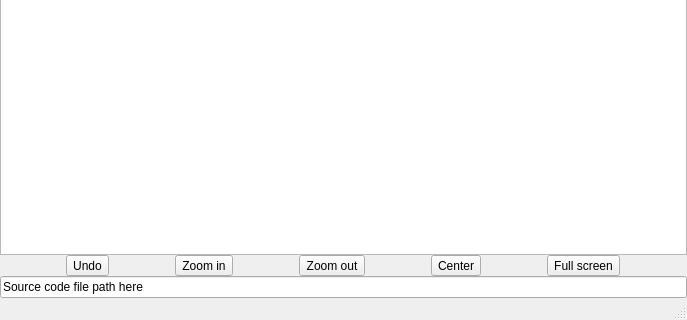
Old version of the form qiskit_metal/_gui/edit_source_ui.ui in the repository qiskit-community/qiskit-metal; both pictures show x 0 to 687 and y 236 to 556 of the 687 by 556 pixel window.
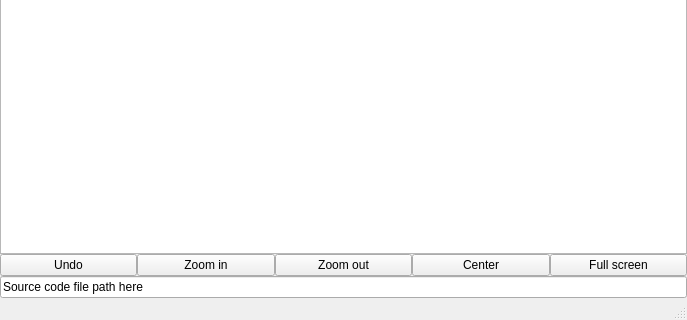
New version of the form. Icons and pictures are not drawn. Custom widgets are drawn as their Qt base class.

Commit message: GUI: Fixed source editor widget.  Added curson centering to make function

The edit to the form file:
```diff
--- a/qiskit_metal/_gui/edit_source_ui.ui
+++ b/qiskit_metal/_gui/edit_source_ui.ui
@@ -139,7 +139,7 @@
        <number>0</number>
       </property>
       <item>
-       <widget class="QToolButton" name="undo">
+       <widget class="QPushButton" name="undo">
         <property name="text">
          <string>Undo</string>
         </property>
@@ -147,13 +147,10 @@
          <iconset resource="main_window_rc.qrc">
           <normaloff>:/delete</normaloff>:/delete</iconset>
         </property>
-        <property name="toolButtonStyle">
-         <enum>Qt::ToolButtonTextBesideIcon</enum>
-        </property>
        </widget>
       </item>
       <item>
-       <widget class="QToolButton" name="zoomin">
+       <widget class="QPushButton" name="zoomin">
         <property name="text">
          <string>Zoom in</string>
         </property>
@@ -161,13 +158,10 @@
          <iconset resource="main_window_rc.qrc">
           <normaloff>:/plot/zoom</normaloff>:/plot/zoom</iconset>
         </property>
-        <property name="toolButtonStyle">
-         <enum>Qt::ToolButtonTextBesideIcon</enum>
-        </property>
        </widget>
       </item>
       <item>
-       <widget class="QToolButton" name="zoomout">
+       <widget class="QPushButton" name="zoomout">
         <property name="text">
          <string>Zoom out</string>
         </property>
@@ -175,13 +169,10 @@
          <iconset resource="main_window_rc.qrc">
           <normaloff>:/plot/zoom</normaloff>:/plot/zoom</iconset>
         </property>
-        <property name="toolButtonStyle">
-         <enum>Qt::ToolButtonTextBesideIcon</enum>
-        </property>
        </widget>
       </item>
       <item>
-       <widget class="QToolButton" name="center">
+       <widget class="QPushButton" name="center">
         <property name="text">
          <string>Center</string>
         </property>
@@ -189,13 +180,10 @@
          <iconset resource="main_window_rc.qrc">
           <normaloff>:/options</normaloff>:/options</iconset>
         </property>
-        <property name="toolButtonStyle">
-         <enum>Qt::ToolButtonTextBesideIcon</enum>
-        </property>
        </widget>
       </item>
       <item>
-       <widget class="QToolButton" name="full_screen">
+       <widget class="QPushButton" name="full_screen">
         <property name="text">
          <string>Full screen</string>
         </property>
@@ -203,9 +191,6 @@
          <iconset resource="main_window_rc.qrc">
           <normaloff>:/plot/autozoom</normaloff>:/plot/autozoom</iconset>
         </property>
-        <property name="toolButtonStyle">
-         <enum>Qt::ToolButtonTextBesideIcon</enum>
-        </property>
        </widget>
       </item>
      </layout>
```
Left out of the diff: 96 changed lines with no effect on the pictures. The commit also changes 11 other files.
